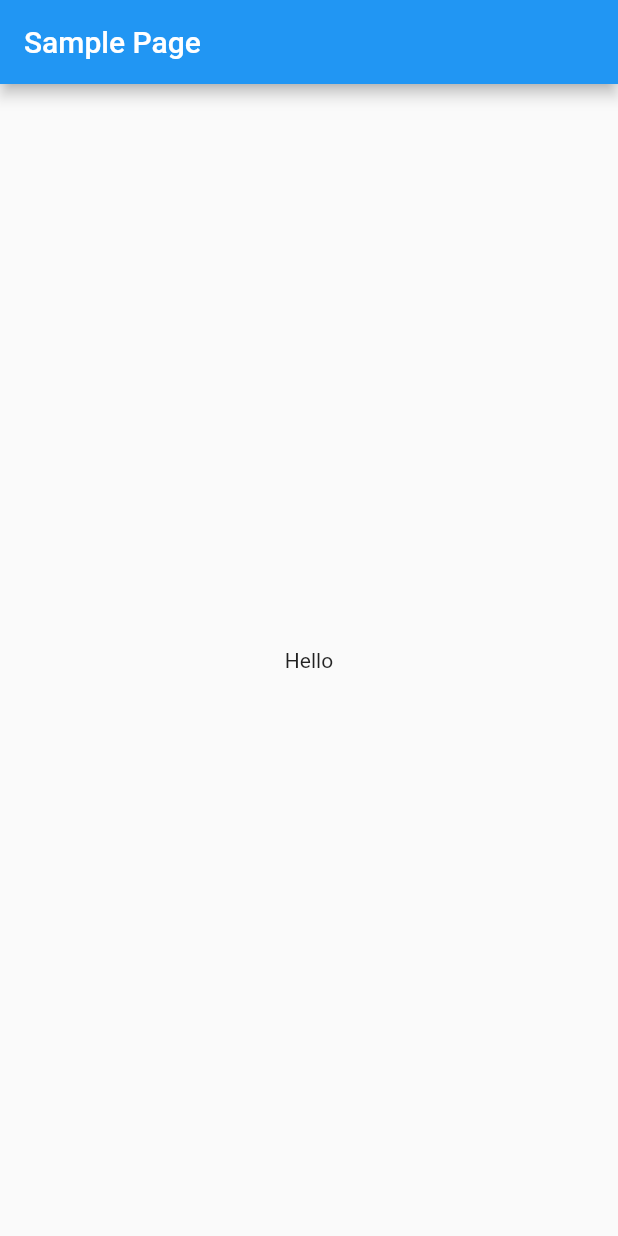
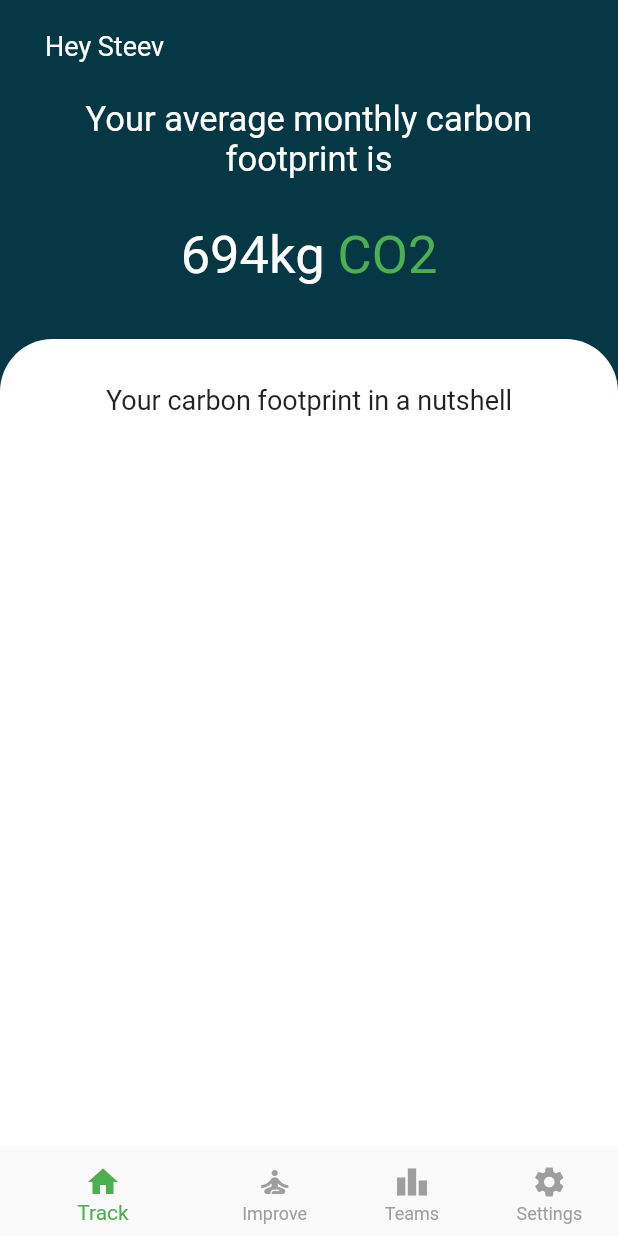
Before and after one commit to steevjames/Nirmaan-Project, a Flutter app: the screen it shows after launch, on a phone screen of 412 x 824 dp. Run offline on Flutter 3.47's test engine with Material 2 defaults, Android fonts, the phone set to English and light mode, and no system bars.

Commit message:
Add navigation & homepage

```diff
--- /dev/null
+++ b/lib/Homepage/Components/header.dart
@@ -0,0 +1,52 @@
+import 'package:flutter/material.dart';
+
+class HomePageHeader extends StatelessWidget {
+  final String userName;
+  final String carbonFootprint;
+  HomePageHeader({@required this.userName, @required this.carbonFootprint});
+
+  @override
+  Widget build(BuildContext context) {
+    return Padding(
+      padding: const EdgeInsets.symmetric(horizontal: 30, vertical: 20),
+      child: Column(
+        crossAxisAlignment: CrossAxisAlignment.stretch,
+        children: [
+          Text(
+            "Hey $userName",
+            style: TextStyle(color: Colors.white, fontSize: 18),
+          ),
+          SizedBox(
+            height: 25,
+          ),
+          Center(
+            child: Text(
+              "Your average monthly carbon footprint is",
+              style: TextStyle(color: Colors.white, fontSize: 23),
+              textAlign: TextAlign.center,
+            ),
+          ),
+          SizedBox(
+            height: 30,
+          ),
+          Row(
+            mainAxisAlignment: MainAxisAlignment.center,
+            children: [
+              Text(
+                carbonFootprint,
+                style: TextStyle(color: Colors.white, fontSize: 35),
+              ),
+              Text(
+                " CO2",
+                style: TextStyle(color: Colors.green, fontSize: 35),
+              ),
+            ],
+          ),
+          SizedBox(
+            height: 15,
+          ),
+        ],
+      ),
+    );
+  }
+}
--- /dev/null
+++ b/lib/Homepage/homepage.dart
@@ -0,0 +1,66 @@
+import 'package:carbonfootprint/Homepage/Components/header.dart';
+import 'package:flutter/material.dart';
+
+class HomePage extends StatelessWidget {
+  @override
+  Widget build(BuildContext context) {
+    return Scaffold(
+      backgroundColor: Color.fromRGBO(5, 55, 68, 1),
+      // Zero height appbar: It avoids status bar
+      appBar: PreferredSize(
+        preferredSize: Size.fromHeight(0.0),
+        child: AppBar(
+          backgroundColor: Color.fromRGBO(5, 55, 68, 1),
+        ),
+      ),
+
+      body: Column(
+        children: [
+          HomePageHeader(
+            userName: "Steev",
+            carbonFootprint: "694kg",
+          ),
+          Expanded(
+            child: Container(
+                decoration: BoxDecoration(
+                  color: Colors.white,
+                  borderRadius: BorderRadius.only(
+                    topLeft: Radius.circular(35),
+                    topRight: Radius.circular(35),
+                  ),
+                ),
+                child: BottomPart()),
+          )
+        ],
+      ),
+    );
+  }
+}
+
+class BottomPart extends StatelessWidget {
+  @override
+  Widget build(BuildContext context) {
+    return SingleChildScrollView(
+      // physics: BouncingScrollPhysics(parent: AlwaysScrollableScrollPhysics()),
+      child: Padding(
+        padding: const EdgeInsets.fromLTRB(20, 30, 20, 5),
+        child: Column(
+          crossAxisAlignment: CrossAxisAlignment.stretch,
+          children: [
+            Center(
+              child: Text(
+                "Your carbon footprint in a nutshell",
+                style: TextStyle(
+                  color: Colors.black87,
+                  fontSize: 18,
+                  fontWeight: FontWeight.w400,
+                ),
+                textAlign: TextAlign.center,
+              ),
+            ),
+          ],
+        ),
+      ),
+    );
+  }
+}
--- /dev/null
+++ b/lib/Navigation/navigation.dart
@@ -0,0 +1,64 @@
+import 'package:carbonfootprint/Homepage/homepage.dart';
+import 'package:flutter/material.dart';
+
+class NavigationBar extends StatefulWidget {
+  @override
+  _NavigationBarState createState() => _NavigationBarState();
+}
+
+class _NavigationBarState extends State<NavigationBar> {
+  int _selectedIndex = 0;
+
+// Replace here to change page linked to bottom nav
+  static List<Widget> _widgetOptions = <Widget>[
+    HomePage(),
+    Text(
+      'Index 1: Business',
+    ),
+    Text(
+      'Index 2: School',
+    ),
+    Text(
+      'Settings',
+    ),
+  ];
+  void _onItemTapped(int index) {
+    setState(() {
+      _selectedIndex = index;
+    });
+  }
+
+  @override
+  Widget build(BuildContext context) {
+    return Scaffold(
+      body: Center(
+        child: _widgetOptions.elementAt(_selectedIndex),
+      ),
+      bottomNavigationBar: BottomNavigationBar(
+        items: const <BottomNavigationBarItem>[
+          BottomNavigationBarItem(
+            icon: Icon(Icons.home),
+            label: 'Track',
+          ),
+          BottomNavigationBarItem(
+            icon: Icon(Icons.self_improvement),
+            label: 'Improve',
+          ),
+          BottomNavigationBarItem(
+            icon: Icon(Icons.leaderboard),
+            label: 'Teams',
+          ),
+          BottomNavigationBarItem(
+            icon: Icon(Icons.settings),
+            label: 'Settings',
+          ),
+        ],
+        currentIndex: _selectedIndex,
+        selectedItemColor: Colors.green,
+        unselectedItemColor: Colors.grey,
+        showUnselectedLabels: true,
+        onTap: _onItemTapped,
+      ),
+    );
+  }
+}
--- a/lib/main.dart
+++ b/lib/main.dart
@@ -1,5 +1,6 @@
+import 'package:carbonfootprint/Navigation/navigation.dart';
 import 'package:flutter/material.dart';
-import 'package:carbonfootprint/Sample Page/samplePage.dart';
+// import 'package:carbonfootprint/Sample Page/samplePage.dart';
 
 void main() {
   runApp(MyApp());
@@ -14,7 +15,7 @@ class MyApp extends StatelessWidget {
         primarySwatch: Colors.blue,
         visualDensity: VisualDensity.adaptivePlatformDensity,
       ),
-      home: MyHomePage(),
+      home: NavigationBar(),
     );
   }
 }
```
Also changed, not shown: lib/Homepage/Components/bottompart.dart (added).
